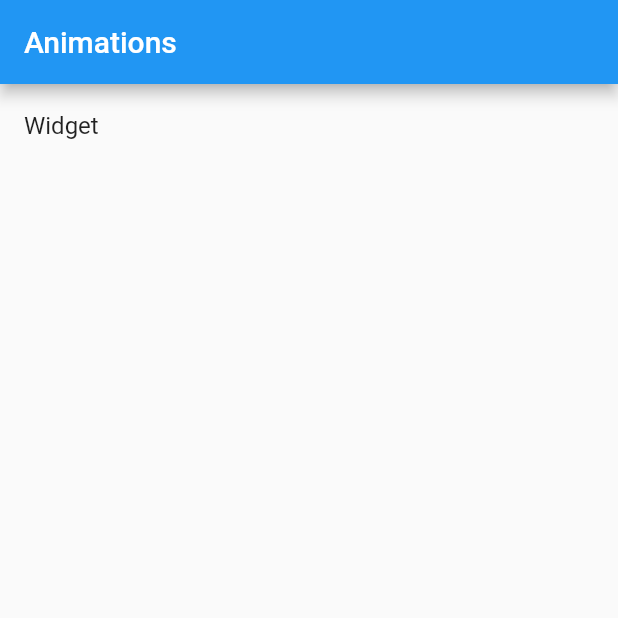
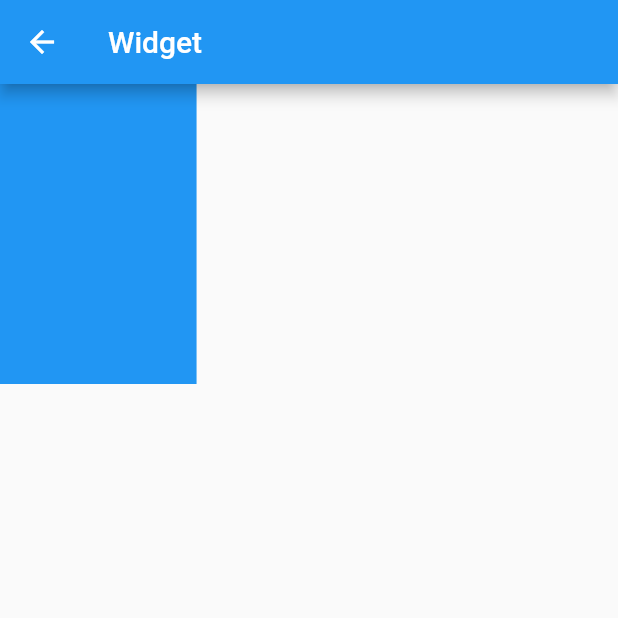
Before and after one commit to dlgchg/animations_flutter, a Flutter app: the screen it shows after launch, after a tap on "Widget", on a phone screen of 412 x 824 dp, the top half of it. Run offline on Flutter 3.47's test engine with Material 2 defaults, Android fonts, the phone set to English and light mode, and no system bars.

Commit message:
easing animation

```diff
--- a/lib/main.dart
+++ b/lib/main.dart
@@ -4,35 +4,43 @@ import 'ui/easing.dart';
 void main() => runApp(MyApp());
 
 class MyApp extends StatelessWidget {
-  List<Widget> list = [
-    EasingAnimation(),
-  ];
 
   @override
   Widget build(BuildContext context) {
+
     return MaterialApp(
       title: 'Flutter Demo',
       theme: ThemeData(
         primarySwatch: Colors.blue,
       ),
-      home: Scaffold(
+      home: Main(),
+    );
+  }
+}
+
+class Main extends StatelessWidget {
+
+  @override
+  Widget build(BuildContext context) {
+    List<Widget> list = [
+      EasingAnimation(),
+    ];
+    return Scaffold(
       appBar: AppBar(
         title: Text('Animations'),
       ),
       body: ListView(
-          children: list.map((page) {
+        children: list.map((widget) {
           return ListTile(
-              title: Text(page.toString()),
+            title: Text(widget.toString()),
             onTap: () {
-                Navigator.push(
-                  context,
-                  MaterialPageRoute(builder: (context) => page),
+              Navigator.of(context).push(
+                MaterialPageRoute(builder: (context) => EasingAnimation()),
               );
             },
           );
         }).toList(),
       ),
-      ),
     );
   }
 }
--- a/lib/ui/easing.dart
+++ b/lib/ui/easing.dart
@@ -25,7 +25,7 @@ class _EasingAnimationState extends State<EasingAnimation>
       vsync: this,
       duration: const Duration(seconds: 2),
     );
-    _animation = Tween(begin: 0, end: 1).animate(
+    _animation = Tween(begin: -1.0, end: 0.0).animate(
       CurvedAnimation(
         parent: _controller,
         curve: Curves.fastOutSlowIn,
@@ -37,7 +37,7 @@ class _EasingAnimationState extends State<EasingAnimation>
     if (status == AnimationStatus.completed) {
       _animation.removeStatusListener(_handler);
       _controller.reset();
-      _animation = Tween(begin: 0, end: 1).animate(
+      _animation = Tween(begin: 0.0, end: 1.0).animate(
         CurvedAnimation(parent: _controller, curve: Curves.fastOutSlowIn),
       )..addStatusListener(
           (status) {
@@ -53,7 +53,11 @@ class _EasingAnimationState extends State<EasingAnimation>
   @override
   Widget build(BuildContext context) {
     final double width = MediaQuery.of(context).size.width;
+    _controller.forward();
     return Scaffold(
+      appBar: AppBar(
+        title: Text(widget.toString()),
+      ),
       body: AnimatedBuilder(
         animation: _controller,
         builder: (context, child) {
@@ -69,7 +73,8 @@ class _EasingAnimationState extends State<EasingAnimation>
               color: Colors.blue,
             ),
           );
-          }),
+        },
+      ),
     );
   }
 
```
Lines whose indentation alone changed are shown as unchanged.
